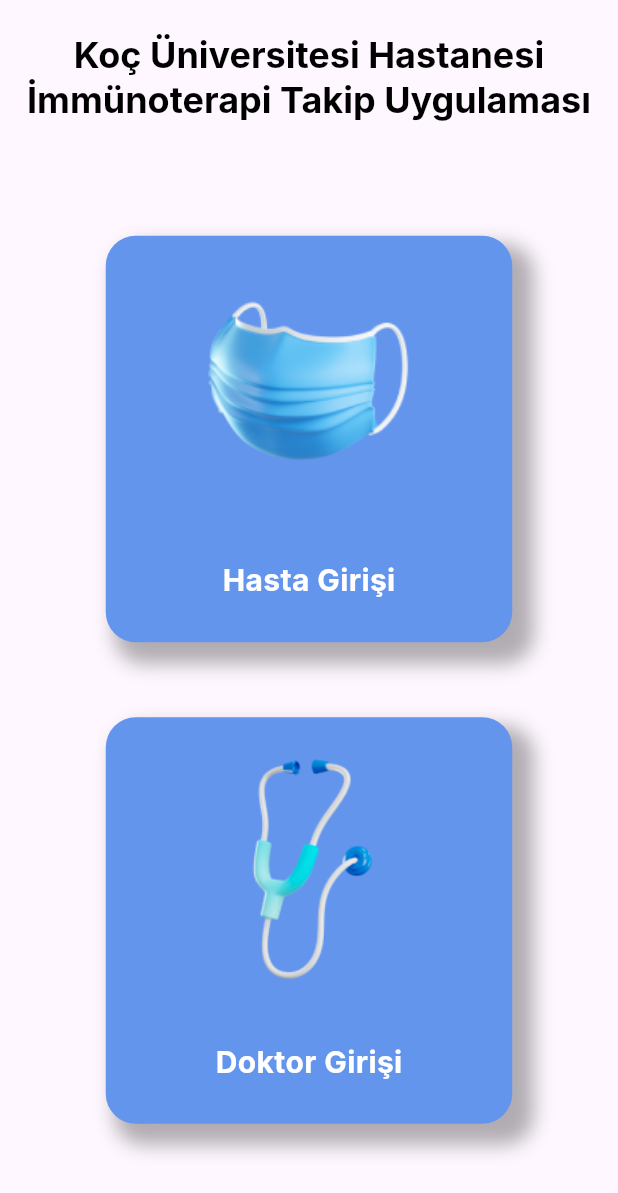
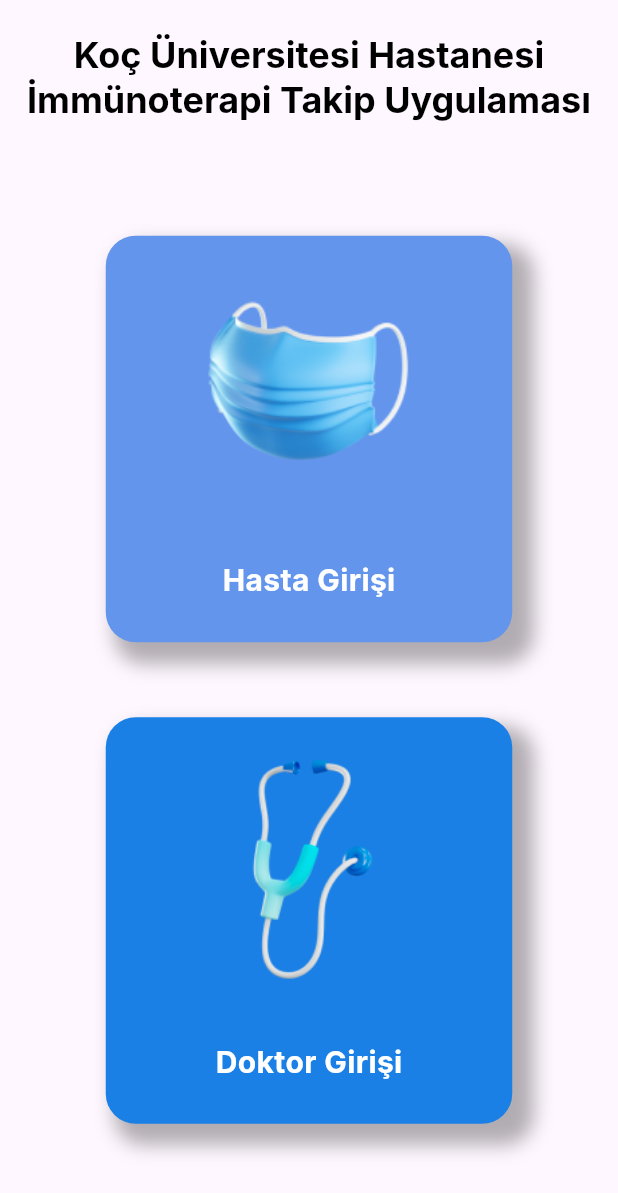
Before and after one commit to KeremTamirci/ImmunotherapyApp, a Flutter app: the screen it shows after launch, on a phone screen of 412 x 824 dp. Shown: the top 1193 px of the screen. Run offline on Flutter 3.47's test engine with Material 3 defaults, Android fonts, the phone set to English and light mode, and no system bars; our stand-ins replace cloud_firestore, firebase_auth, firebase_core, firebase_messaging, fl_chart, flutter_local_notifications; missing offline and left inert: flutter_material_pickers; accounts and stored records are empty; Roboto replaces fonts that are missing (Inter).

Commit message:
Color changes

```diff
--- a/immunotheraphy_app/lib/patient/screens/dosage_and_symptom_page.dart
+++ b/immunotheraphy_app/lib/patient/screens/dosage_and_symptom_page.dart
@@ -101,7 +101,7 @@ class InformationBox extends StatelessWidget {
         width: MediaQuery.of(context).size.width * 0.44,
         height: 210,
         decoration: BoxDecoration(
-          color: hexStringToColor("6495ED"),
+          color: hexStringToColor("1A80E5"),
           borderRadius: BorderRadius.circular(15),
         ),
         child: Column(
--- a/immunotheraphy_app/lib/screens/choice_screen.dart
+++ b/immunotheraphy_app/lib/screens/choice_screen.dart
@@ -102,7 +102,7 @@ class ChoiceScreen extends StatelessWidget {
                 height: 271,
                 padding: EdgeInsets.all(10),
                 decoration: BoxDecoration(
-                  color: hexStringToColor("6495ED"),
+                  color: hexStringToColor("1A80E5"),
                   borderRadius: BorderRadius.circular(20),
                   boxShadow: [
                     BoxShadow(
```
